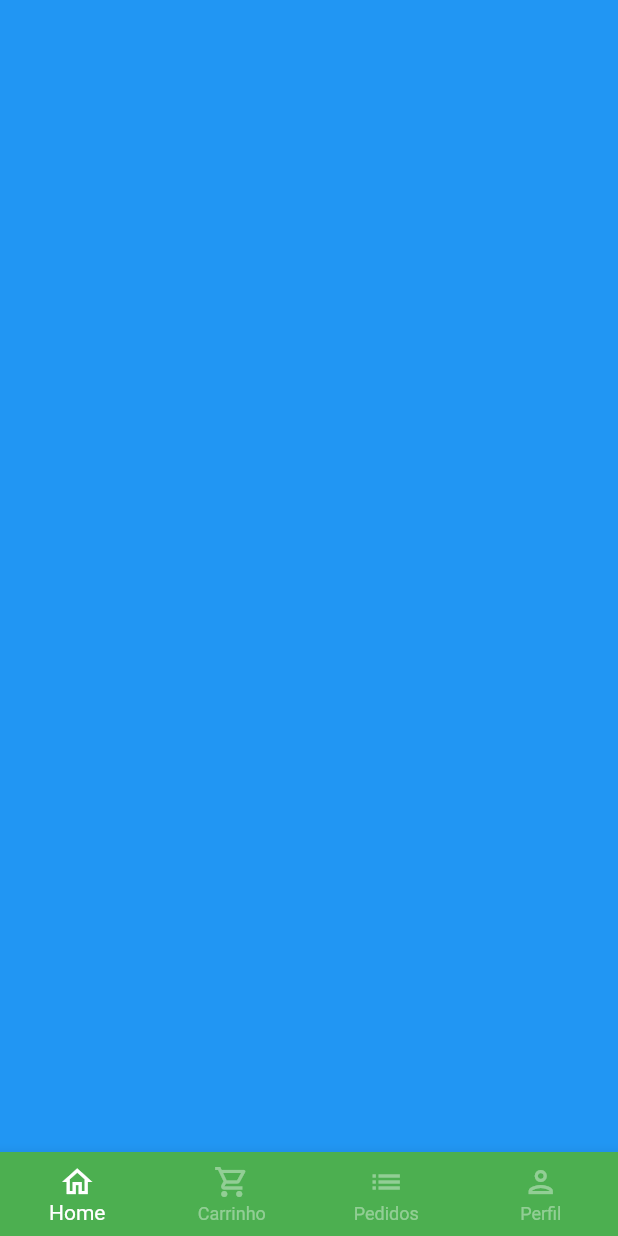
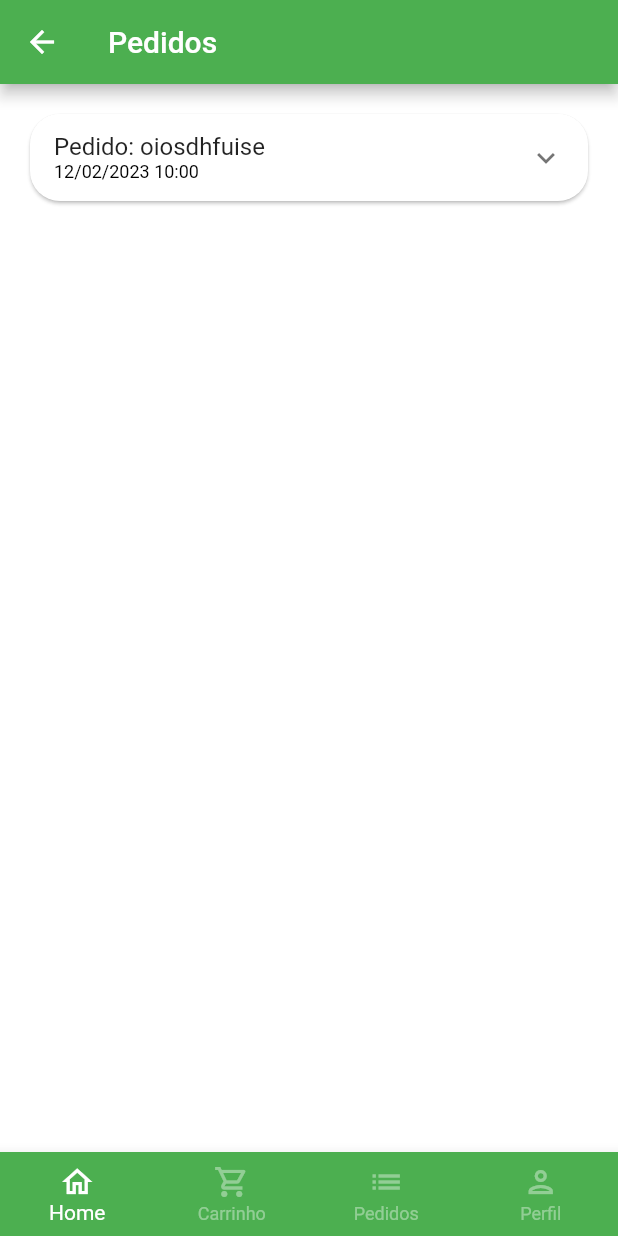
Before and after one commit to leomoreira597/Greengrocer, a Flutter app: the BaseScreen screen opened directly, swiped to page 3, on a phone screen of 412 x 824 dp. Run offline on Flutter 3.47's test engine with Material 2 defaults, Android fonts, the phone set to English and light mode, and no system bars; our stand-ins replace animated_text_kit, badges, mask_text_input_formatter.

Commit message:
criação de tela orders

```diff
--- a/lib/src/config/app_data.dart
+++ b/lib/src/config/app_data.dart
@@ -2,6 +2,7 @@
 import 'package:greengrocer/src/models/user_model.dart';
 
 import '../models/cart_item_model.dart';
+import '../models/order_model.dart';
 
 ItemModel apple = ItemModel(
   itemName: 'Maçã',
@@ -84,3 +85,21 @@
   name: "Leonardo Moreira",
   password: '',
 );
+
+List<OrderModel> orders = [
+  OrderModel(
+    copyAndPaste: "hsoihfoafew9i",
+    createdDateTime: DateTime.parse(
+      '2023-02-12 10:00:10.458',
+    ),
+    overDueDateTime: DateTime.parse(
+      '2023-02-13 10:00:10.458',
+    ) ,
+    id: 'oiosdhfuise',
+    status: 'pending_payment',
+    total: 11.0,
+    items: [
+      CartItemModel(item: apple, quantity: 2)
+    ]
+  ),
+];
--- /dev/null
+++ b/lib/src/models/order_model.dart
@@ -0,0 +1,20 @@
+import 'cart_item_model.dart';
+
+class OrderModel {
+  String id;
+  DateTime createdDateTime;
+  DateTime overDueDateTime;
+  List<CartItemModel> items;
+  String status;
+  String copyAndPaste;
+  double total;
+
+  OrderModel(
+      {required this.id,
+      required this.createdDateTime,
+      required this.overDueDateTime,
+      required this.items,
+      required this.status,
+      required this.copyAndPaste,
+      required this.total});
+}
--- a/lib/src/pages/base/base_screen.dart
+++ b/lib/src/pages/base/base_screen.dart
@@ -1,5 +1,6 @@
 import 'package:flutter/material.dart';
 import 'package:greengrocer/src/pages/cart/cart_tab.dart';
+import 'package:greengrocer/src/pages/orders/orders_tab.dart';
 import 'package:greengrocer/src/pages/profile/profile_tab.dart';
 
 import '../home/home_tab.dart';
@@ -24,11 +25,11 @@
       body: PageView(
         physics: const NeverScrollableScrollPhysics(),
         controller: pageController,
-        children: [
-          const HomeTab(),
-          const CartTab(),
-          Container(color: Colors.blue,),
-          const ProfileTab(),
+        children: const [
+          HomeTab(),
+          CartTab(),
+          OrdersTab(),
+          ProfileTab(),
         ],
       ),
       bottomNavigationBar: BottomNavigationBar(
--- /dev/null
+++ b/lib/src/pages/orders/orders_tab.dart
@@ -0,0 +1,31 @@
+import 'package:flutter/material.dart';
+import 'package:greengrocer/src/config/app_data.dart' as appData;
+import 'package:greengrocer/src/pages/orders/widgets/order_tile.dart';
+
+class OrdersTab extends StatelessWidget {
+  const OrdersTab({Key? key}) : super(key: key);
+
+  @override
+  Widget build(BuildContext context) {
+    return Scaffold(
+      appBar: AppBar(
+        title: const Text(
+          "Pedidos",
+        ),
+      ),
+      body: ListView.separated(
+        padding: const EdgeInsets.all(16),
+        physics: const BouncingScrollPhysics(),
+        itemBuilder: (_, index) {
+          return OrderTile(order: appData.orders[index],);
+        },
+        separatorBuilder: (_, index) {
+          return const SizedBox(
+            height: 10,
+          );
+        },
+        itemCount: appData.orders.length,
+      ),
+    );
+  }
+}
--- /dev/null
+++ b/lib/src/pages/orders/widgets/order_tile.dart
@@ -0,0 +1,39 @@
+import 'package:flutter/material.dart';
+import 'package:greengrocer/src/models/order_model.dart';
+import 'package:greengrocer/src/services/utils_services.dart';
+
+class OrderTile extends StatelessWidget {
+  final OrderModel order;
+
+  OrderTile({Key? key, required this.order}) : super(key: key);
+
+  final UtilsServices utilsServices = UtilsServices();
+
+  @override
+  Widget build(BuildContext context) {
+    return Card(
+      shape: RoundedRectangleBorder(
+        borderRadius: BorderRadius.circular(20),
+      ),
+      child: Theme(
+        data: Theme.of(context).copyWith(
+          dividerColor: Colors.transparent,
+        ),
+        child: ExpansionTile(
+          title: Column(
+            mainAxisSize: MainAxisSize.min,
+            crossAxisAlignment: CrossAxisAlignment.start,
+            children: [
+              Text('Pedido: ${order.id}'),
+              Text(
+                utilsServices.formatDateTime(order.createdDateTime),
+                style: const TextStyle(fontSize: 12, color: Colors.black),
+              ),
+            ],
+          ),
+          children: [],
+        ),
+      ),
+    );
+  }
+}
--- a/lib/src/services/utils_services.dart
+++ b/lib/src/services/utils_services.dart
@@ -1,3 +1,4 @@
+import 'package:intl/date_symbol_data_local.dart';
 import 'package:intl/intl.dart';
 
 class UtilsServices{
@@ -6,4 +7,11 @@
 
     return numberFormat.format(price);
   }
+
+  String formatDateTime(DateTime dateTime){
+    initializeDateFormatting();
+
+    DateFormat dateFormat = DateFormat.yMd('pt_BR').add_Hm();
+    return dateFormat.format(dateTime);
+  }
 }
```
